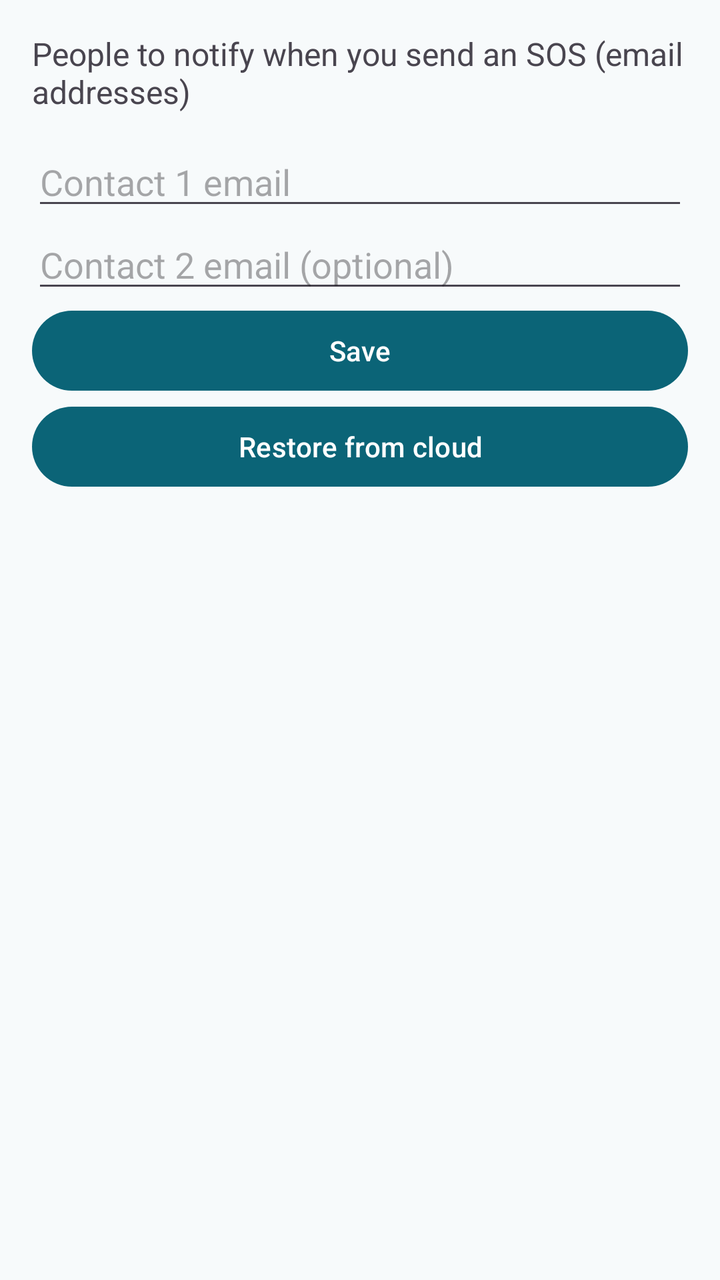
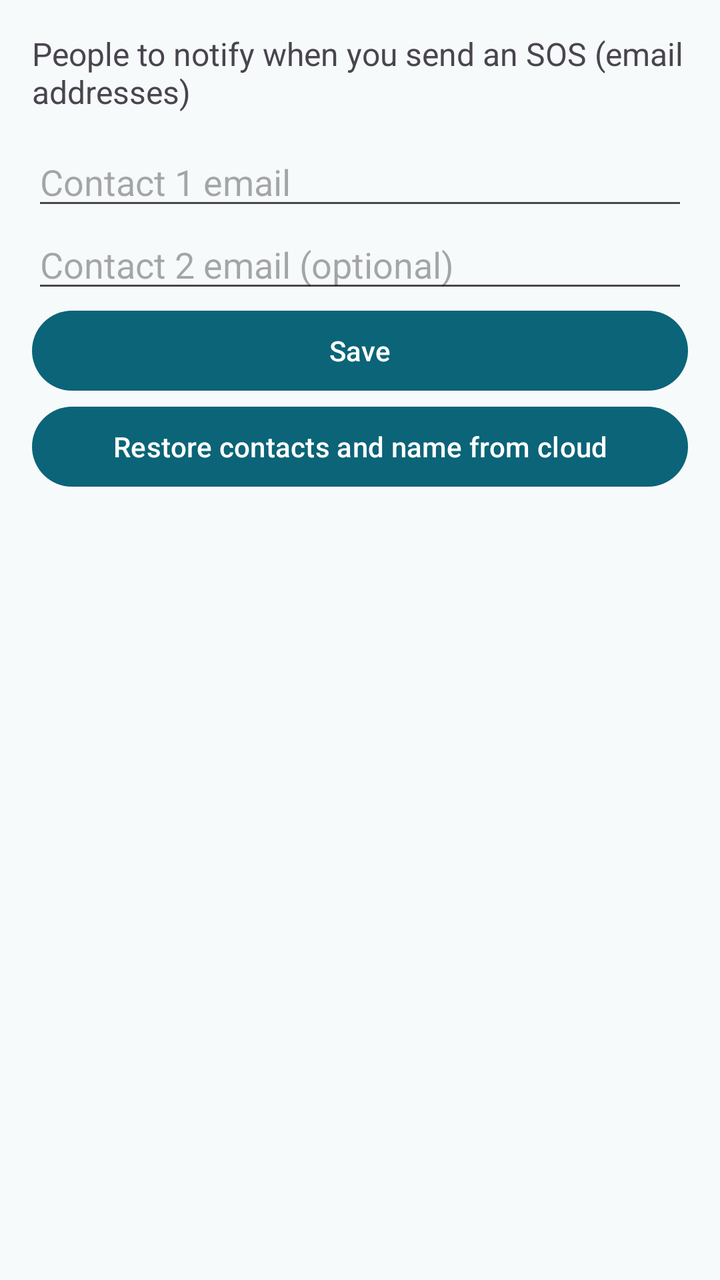

An Android layout rendered at two revisions. The XML below is the earlier revision; the diff shows what the commit changed to produce the second picture.
<!-- AndroidManifest.xml: application theme Theme.LifeLinkMesh -->
<!-- res/layout/activity_contacts.xml -->
<?xml version="1.0" encoding="utf-8"?>
<LinearLayout xmlns:android="http://schemas.android.com/apk/res/android"
    android:layout_width="match_parent"
    android:layout_height="match_parent"
    android:orientation="vertical"
    android:padding="16dp">

    <TextView
        android:layout_width="match_parent"
        android:layout_height="wrap_content"
        android:text="People to notify when you send an SOS (email addresses)"
        android:textSize="16sp" />

    <EditText
        android:id="@+id/editContact1"
        android:layout_width="match_parent"
        android:layout_height="wrap_content"
        android:layout_marginTop="12dp"
        android:hint="Contact 1 email"
        android:inputType="textEmailAddress" />

    <EditText
        android:id="@+id/editContact2"
        android:layout_width="match_parent"
        android:layout_height="wrap_content"
        android:hint="Contact 2 email (optional)"
        android:inputType="textEmailAddress" />

    <Button
        android:id="@+id/btnSaveContacts"
        android:layout_width="match_parent"
        android:layout_height="wrap_content"
        android:text="Save" />

    <Button
        android:id="@+id/btnRestoreContacts"
        android:layout_width="match_parent"
        android:layout_height="wrap_content"
        android:text="Restore from cloud" />

    <TextView
        android:id="@+id/txtContactsStatus"
        android:layout_width="match_parent"
        android:layout_height="wrap_content"
        android:layout_marginTop="12dp"
        android:text="" />
</LinearLayout>
<!-- resources referenced by this layout -->
<resources>
  <style name="Theme.LifeLinkMesh" parent="Base.Theme.LifeLinkMesh" />
  <style name="Base.Theme.LifeLinkMesh" parent="Theme.Material3.DayNight.NoActionBar">
          <item name="colorPrimary">@color/md_light_primary</item>
          <item name="colorOnPrimary">@color/md_light_onPrimary</item>
          <item name="colorPrimaryContainer">@color/md_light_primaryContainer</item>
          <item name="colorOnPrimaryContainer">@color/md_light_onPrimaryContainer</item>
          <item name="colorSecondary">@color/md_light_secondary</item>
          <item name="colorOnSecondary">@color/md_light_onSecondary</item>
          <item name="colorSecondaryContainer">@color/md_light_secondaryContainer</item>
          <item name="colorOnSecondaryContainer">@color/md_light_onSecondaryContainer</item>
          <item name="colorError">@color/md_light_error</item>
          <item name="colorOnError">@color/md_light_onError</item>
          <item name="colorErrorContainer">@color/md_light_errorContainer</item>
          <item name="colorOnErrorContainer">@color/md_light_onErrorContainer</item>
          <item name="android:colorBackground">@color/md_light_background</item>
          <item name="colorOnBackground">@color/md_light_onBackground</item>
          <item name="colorSurface">@color/md_light_surface</item>
          <item name="colorOnSurface">@color/md_light_onSurface</item>
          <item name="colorSurfaceVariant">@color/md_light_surfaceVariant</item>
          <item name="colorOnSurfaceVariant">@color/md_light_onSurfaceVariant</item>
          <item name="colorOutline">@color/md_light_outline</item>
      </style>
  <color name="md_light_primary">#0B6477</color>
  <color name="md_light_onPrimary">#FFFFFF</color>
  <color name="md_light_primaryContainer">#BFEAF2</color>
  <color name="md_light_onPrimaryContainer">#00363F</color>
  <color name="md_light_secondary">#4A6267</color>
  <color name="md_light_onSecondary">#FFFFFF</color>
  <color name="md_light_secondaryContainer">#D3E4E9</color>
  <color name="md_light_onSecondaryContainer">#0F1F24</color>
  <color name="md_light_error">#BA1A1A</color>
  <color name="md_light_onError">#FFFFFF</color>
  <color name="md_light_errorContainer">#FFDAD6</color>
  <color name="md_light_onErrorContainer">#410002</color>
  <color name="md_light_background">#F7FAFB</color>
  <color name="md_light_onBackground">#191C1D</color>
  <color name="md_light_surface">#F7FAFB</color>
  <color name="md_light_onSurface">#191C1D</color>
  <color name="md_light_surfaceVariant">#DBE4E7</color>
  <color name="md_light_onSurfaceVariant">#40484B</color>
  <color name="md_light_outline">#70797C</color>
</resources>

<!-- the commit's change to res/layout/activity_contacts.xml (unified diff, before → after) -->
@@ -36,7 +36,7 @@
         android:id="@+id/btnRestoreContacts"
         android:layout_width="match_parent"
         android:layout_height="wrap_content"
-        android:text="Restore from cloud" />
+        android:text="Restore contacts and name from cloud" />
 
     <TextView
         android:id="@+id/txtContactsStatus"
